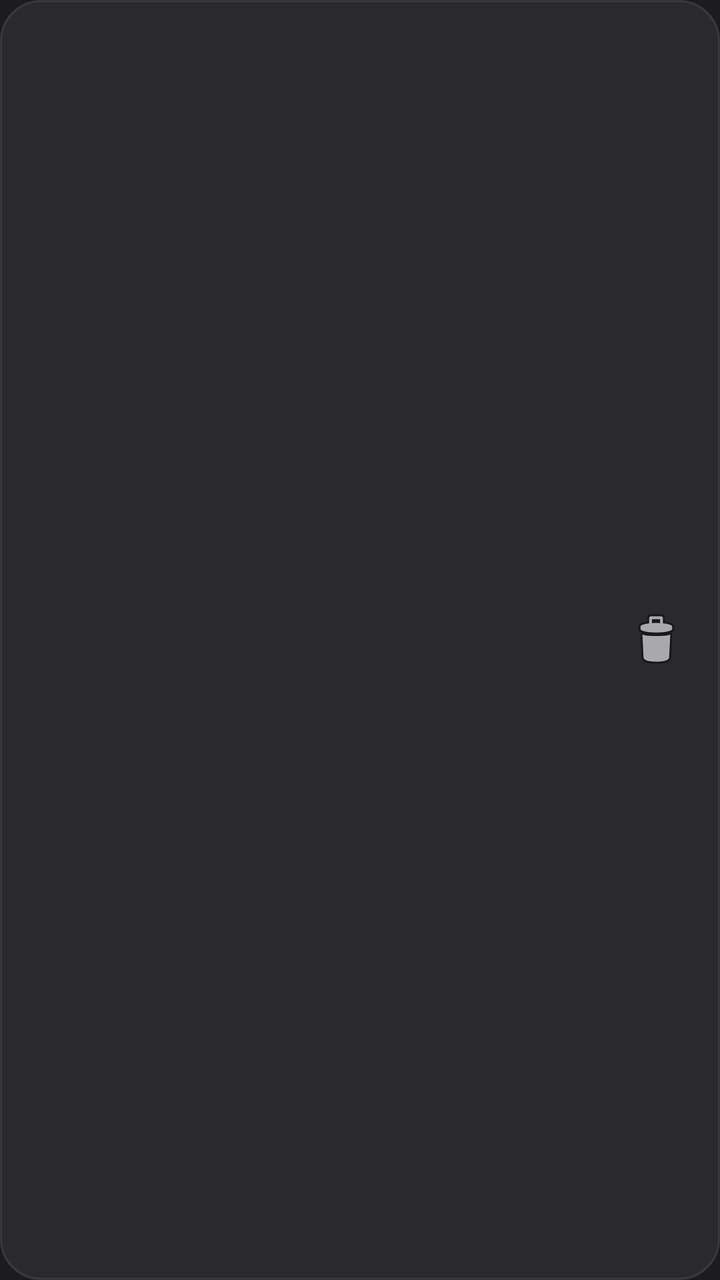
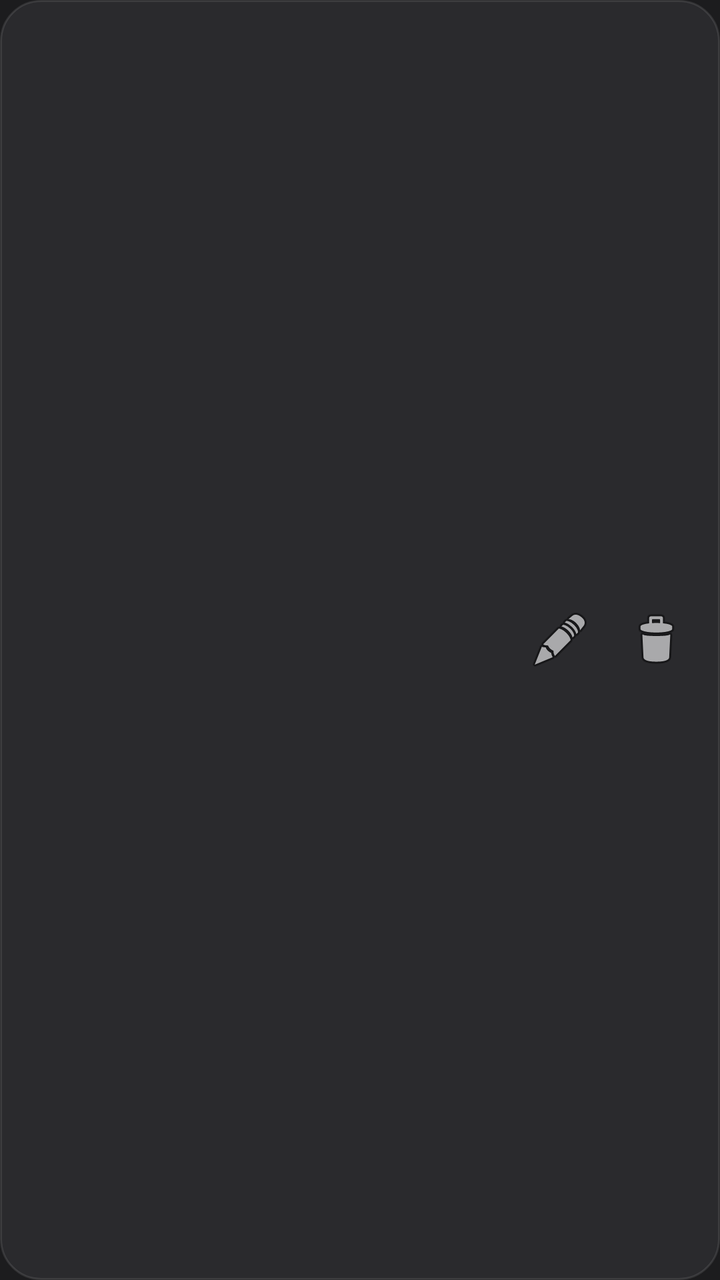

The first picture is an Android layout as it rendered before a commit; the second is the same layout after the commit. The layout source and the unified diff follow.
<!-- AndroidManifest.xml: application theme Theme.LunaCoreOS -->
<!-- res/layout/item_link.xml -->
<?xml version="1.0" encoding="utf-8"?>
<LinearLayout xmlns:android="http://schemas.android.com/apk/res/android"
    android:layout_width="match_parent"
    android:layout_height="wrap_content"
    android:orientation="horizontal"
    android:padding="16dp"
    android:layout_marginBottom="12dp"
    android:background="@drawable/card_background"
    android:elevation="2dp"
    android:gravity="center_vertical">

    <LinearLayout
        android:layout_width="0dp"
        android:layout_height="wrap_content"
        android:layout_weight="1"
        android:orientation="vertical">

        <TextView
            android:id="@+id/tvUrl"
            android:layout_width="match_parent"
            android:layout_height="wrap_content"
            android:textColor="@color/text_primary"
            android:textSize="16sp"
            android:textStyle="bold"
            android:ellipsize="end"
            android:maxLines="1" />

        <TextView
            android:id="@+id/tvDesc"
            android:layout_width="match_parent"
            android:layout_height="wrap_content"
            android:textColor="@color/text_secondary"
            android:textSize="14sp"
            android:layout_marginTop="4dp"
            android:ellipsize="end"
            android:maxLines="2" />

        <TextView
            android:id="@+id/tvDate"
            android:layout_width="match_parent"
            android:layout_height="wrap_content"
            android:textColor="@color/text_muted"
            android:textSize="12sp"
            android:layout_marginTop="8dp" />
    </LinearLayout>

    <ImageView
        android:id="@+id/ivDelete"
        android:layout_width="32dp"
        android:layout_height="32dp"
        android:layout_marginStart="16dp"
        android:src="@android:drawable/ic_menu_delete"
        android:background="?android:attr/selectableItemBackgroundBorderless"
        android:contentDescription="Delete Link" />

</LinearLayout>
<!-- resources referenced by this layout -->
<resources>
  <color name="text_muted">#66FFFFFF</color>
  <color name="text_primary">#FFFFFFFF</color>
  <color name="text_secondary">#B3FFFFFF</color>
  <!-- drawable card_background (drawable) -->
  <?xml version="1.0" encoding="utf-8"?>
  <shape xmlns:android="http://schemas.android.com/apk/res/android"
      android:shape="rectangle">
      <solid android:color="@color/bg_card" />
      <corners android:radius="20dp" />
      <stroke android:width="1dp" android:color="@color/border_subtle" />
  </shape>
  <style name="Theme.LunaCoreOS" parent="Theme.MaterialComponents.DayNight.NoActionBar">
          <item name="colorPrimary">@color/accent_primary</item>
          <item name="colorPrimaryDark">@color/status_bar</item>
          <item name="colorAccent">@color/accent_primary</item>
          <item name="android:windowBackground">@color/bg_dark</item>
          <item name="android:statusBarColor">@color/status_bar</item>
          <item name="android:navigationBarColor">@color/bg_dark</item>
          <item name="android:windowLightStatusBar">false</item>
      </style>
  <color name="bg_card">#FF2A2A2D</color>
  <color name="border_subtle">#1AFFFFFF</color>
  <color name="accent_primary">#FFA29BFE</color>
  <color name="status_bar">#FF121214</color>
  <color name="bg_dark">#FF1C1C1E</color>
</resources>

<!-- the commit's change to res/layout/item_link.xml (unified diff, before → after) -->
@@ -45,6 +45,15 @@
     </LinearLayout>
 
     <ImageView
+        android:id="@+id/ivEdit"
+        android:layout_width="32dp"
+        android:layout_height="32dp"
+        android:layout_marginStart="16dp"
+        android:src="@android:drawable/ic_menu_edit"
+        android:background="?android:attr/selectableItemBackgroundBorderless"
+        android:contentDescription="Edit Link" />
+
+    <ImageView
         android:id="@+id/ivDelete"
         android:layout_width="32dp"
         android:layout_height="32dp"
